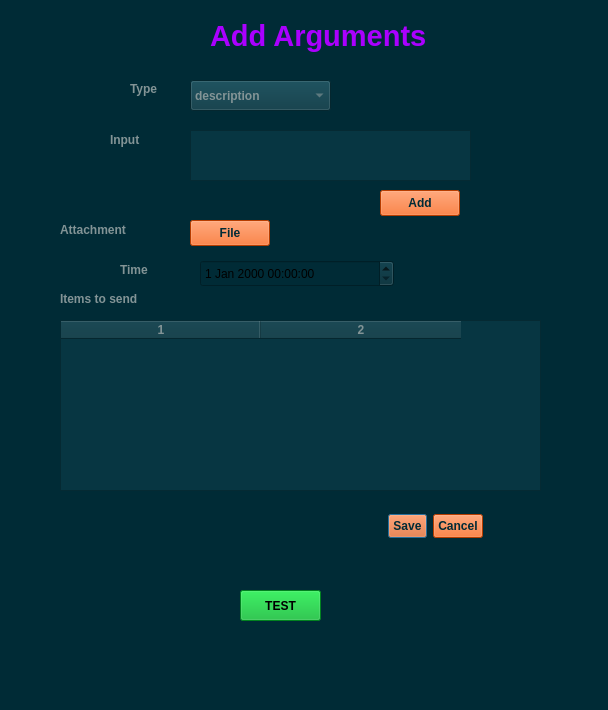
The window that argdialog.ui (StronglogicSolutions/ky_gui) describes before a commit, drawn with Qt 5.
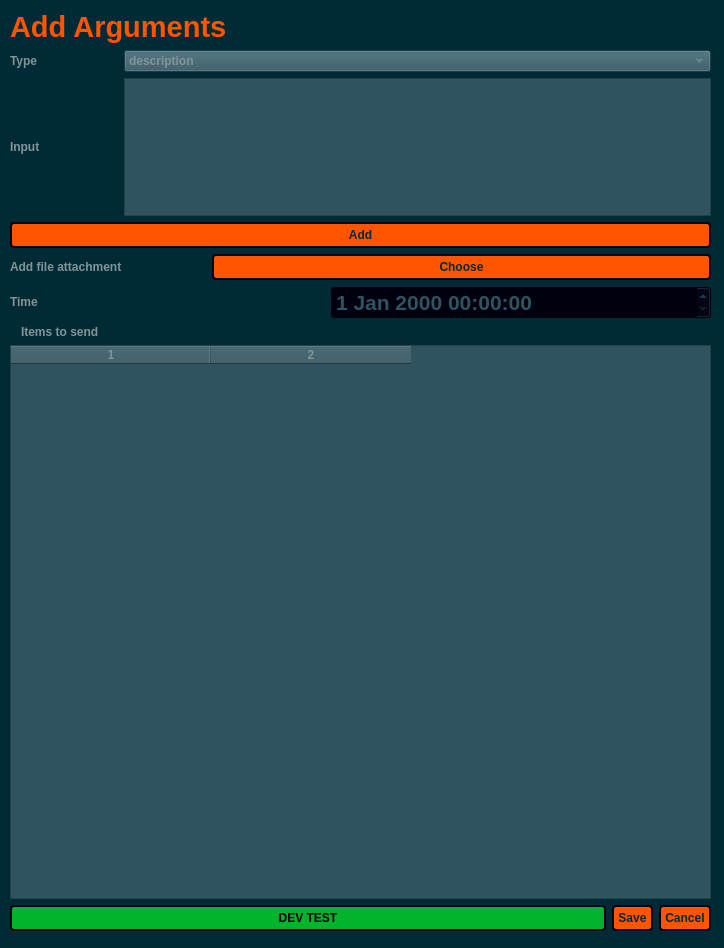
The same window after the commit. Icons and pictures are not drawn.

```diff
--- a/argdialog.ui
+++ b/argdialog.ui
@@ -6,8 +6,8 @@
    <rect>
     <x>0</x>
     <y>0</y>
-    <width>608</width>
-    <height>710</height>
+    <width>724</width>
+    <height>948</height>
    </rect>
   </property>
   <property name="windowTitle">
@@ -21,323 +21,367 @@
    <string notr="true">border-color: rgb(0, 0, 0);
 background-color: rgb(0, 43, 54);</string>
   </property>
-  <widget class="QDialogButtonBox" name="argCommandButtons">
+  <widget class="QWidget" name="verticalLayoutWidget">
    <property name="geometry">
     <rect>
-     <x>330</x>
-     <y>510</y>
-     <width>211</width>
-     <height>32</height>
-    </rect>
-   </property>
-   <property name="sizePolicy">
-    <sizepolicy hsizetype="Fixed" vsizetype="Fixed">
-     <horstretch>0</horstretch>
-     <verstretch>0</verstretch>
-    </sizepolicy>
-   </property>
-   <property name="layoutDirection">
-    <enum>Qt::LeftToRight</enum>
-   </property>
-   <property name="autoFillBackground">
-    <bool>false</bool>
-   </property>
-   <property name="styleSheet">
-    <string notr="true">background-color: rgb(255, 85, 0);
-font: 87 11pt &quot;Noto Sans&quot;;
-color: rgb(0, 43, 54);
-font-weight: 700;
-padding: 4px;</string>
-   </property>
-   <property name="orientation">
-    <enum>Qt::Horizontal</enum>
-   </property>
-   <property name="standardButtons">
-    <set>QDialogButtonBox::Cancel|QDialogButtonBox::Save</set>
-   </property>
-   <property name="centerButtons">
-    <bool>true</bool>
-   </property>
-  </widget>
-  <widget class="QPushButton" name="addArgument">
-   <property name="geometry">
-    <rect>
-     <x>380</x>
-     <y>190</y>
-     <width>80</width>
-     <height>26</height>
-    </rect>
-   </property>
-   <property name="styleSheet">
-    <string notr="true">background-color: rgb(255, 85, 0);
-font: 87 11pt &quot;Noto Sans&quot;;
-color: rgb(0, 43, 54);
-font-weight: 700;
-padding: 4px;</string>
-   </property>
-   <property name="text">
-    <string>Add</string>
-   </property>
-  </widget>
-  <widget class="QLabel" name="argDialogTitle">
-   <property name="geometry">
-    <rect>
-     <x>210</x>
+     <x>10</x>
      <y>10</y>
-     <width>231</width>
-     <height>51</height>
+     <width>701</width>
+     <height>921</height>
     </rect>
    </property>
-   <property name="font">
-    <font>
-     <pointsize>22</pointsize>
-     <weight>75</weight>
-     <bold>true</bold>
-    </font>
-   </property>
-   <property name="styleSheet">
-    <string notr="true">color: rgb(170, 0, 255);</string>
-   </property>
-   <property name="text">
-    <string>Add Arguments</string>
-   </property>
-  </widget>
-  <widget class="QPushButton" name="addFile">
-   <property name="geometry">
-    <rect>
-     <x>190</x>
-     <y>220</y>
-     <width>80</width>
-     <height>26</height>
-    </rect>
-   </property>
-   <property name="styleSheet">
-    <string notr="true">background-color: rgb(255, 85, 0);
-font: 87 11pt &quot;Noto Sans&quot;;
-color: rgb(0, 43, 54);
-font-weight: 700;
-padding: 4px;</string>
-   </property>
-   <property name="text">
-    <string>File</string>
-   </property>
-  </widget>
-  <widget class="QLabel" name="label">
-   <property name="geometry">
-    <rect>
-     <x>60</x>
-     <y>290</y>
-     <width>111</width>
-     <height>18</height>
-    </rect>
-   </property>
-   <property name="styleSheet">
-    <string notr="true">font: 75 11pt &quot;Noto Sans&quot;;
+   <layout class="QVBoxLayout" name="verticalLayout" stretch="0,0,2,0,0,1,0,8,1">
+    <item>
+     <widget class="QLabel" name="argDialogTitle">
+      <property name="font">
+       <font>
+        <pointsize>22</pointsize>
+        <weight>75</weight>
+        <bold>true</bold>
+       </font>
+      </property>
+      <property name="styleSheet">
+       <string notr="true">color: rgb(170, 0, 255);
+color:  rgb(255, 85, 0);
+ qproperty-alignment: 'AlignHCenter';
+</string>
+      </property>
+      <property name="text">
+       <string>Add Arguments</string>
+      </property>
+     </widget>
+    </item>
+    <item>
+     <layout class="QHBoxLayout" name="horizontalLayout">
+      <item>
+       <widget class="QLabel" name="label_2">
+        <property name="sizePolicy">
+         <sizepolicy hsizetype="Fixed" vsizetype="Preferred">
+          <horstretch>2</horstretch>
+          <verstretch>0</verstretch>
+         </sizepolicy>
+        </property>
+        <property name="minimumSize">
+         <size>
+          <width>108</width>
+          <height>0</height>
+         </size>
+        </property>
+        <property name="styleSheet">
+         <string notr="true">font: 75 11pt &quot;Noto Sans&quot;;
 color: rgb(131, 148, 150);
 font-weight: 700;</string>
-   </property>
-   <property name="text">
-    <string>Items to send</string>
-   </property>
-  </widget>
-  <widget class="QTableWidget" name="argList">
-   <property name="geometry">
-    <rect>
-     <x>60</x>
-     <y>320</y>
-     <width>481</width>
-     <height>171</height>
-    </rect>
-   </property>
-   <property name="styleSheet">
-    <string notr="true">font: 87 11pt &quot;Noto Sans&quot;;
-background-color: rgb(7, 54, 66);
+        </property>
+        <property name="text">
+         <string>Type</string>
+        </property>
+       </widget>
+      </item>
+      <item>
+       <widget class="QComboBox" name="argType">
+        <property name="sizePolicy">
+         <sizepolicy hsizetype="MinimumExpanding" vsizetype="Fixed">
+          <horstretch>0</horstretch>
+          <verstretch>0</verstretch>
+         </sizepolicy>
+        </property>
+        <property name="styleSheet">
+         <string notr="true">font: 87 11pt &quot;Noto Sans&quot;;
+background-color: #2f535f;
 color: rgb(131, 148, 150);
 font-weight: 700;
 </string>
-   </property>
-   <property name="columnCount">
-    <number>2</number>
-   </property>
-   <attribute name="horizontalHeaderCascadingSectionResizes">
-    <bool>false</bool>
-   </attribute>
-   <attribute name="horizontalHeaderMinimumSectionSize">
-    <number>100</number>
-   </attribute>
-   <attribute name="horizontalHeaderDefaultSectionSize">
-    <number>200</number>
-   </attribute>
-   <attribute name="verticalHeaderMinimumSectionSize">
-    <number>100</number>
-   </attribute>
-   <attribute name="verticalHeaderDefaultSectionSize">
-    <number>100</number>
-   </attribute>
-   <column/>
-   <column/>
-  </widget>
-  <widget class="QLabel" name="label_2">
-   <property name="geometry">
-    <rect>
-     <x>130</x>
-     <y>80</y>
-     <width>58</width>
-     <height>18</height>
-    </rect>
-   </property>
-   <property name="styleSheet">
-    <string notr="true">font: 75 11pt &quot;Noto Sans&quot;;
+        </property>
+        <item>
+         <property name="text">
+          <string>description</string>
+         </property>
+        </item>
+        <item>
+         <property name="text">
+          <string>hashtag</string>
+         </property>
+        </item>
+        <item>
+         <property name="text">
+          <string>requested by</string>
+         </property>
+        </item>
+        <item>
+         <property name="text">
+          <string>promote/share</string>
+         </property>
+        </item>
+        <item>
+         <property name="text">
+          <string>link/bio</string>
+         </property>
+        </item>
+       </widget>
+      </item>
+     </layout>
+    </item>
+    <item>
+     <layout class="QHBoxLayout" name="horizontalLayout_2">
+      <item>
+       <widget class="QLabel" name="label_3">
+        <property name="minimumSize">
+         <size>
+          <width>108</width>
+          <height>0</height>
+         </size>
+        </property>
+        <property name="styleSheet">
+         <string notr="true">font: 75 11pt &quot;Noto Sans&quot;;
 color: rgb(131, 148, 150);
-font-weight: 700;</string>
-   </property>
-   <property name="text">
-    <string>Type</string>
-   </property>
-  </widget>
-  <widget class="QLabel" name="label_3">
-   <property name="geometry">
-    <rect>
-     <x>110</x>
-     <y>130</y>
-     <width>51</width>
-     <height>20</height>
-    </rect>
-   </property>
-   <property name="styleSheet">
-    <string notr="true">font: 75 11pt &quot;Noto Sans&quot;;
+font-weight: 700;
+ qproperty-alignment: 'AlignVLeft';</string>
+        </property>
+        <property name="text">
+         <string>Input</string>
+        </property>
+       </widget>
+      </item>
+      <item>
+       <widget class="QTextEdit" name="argInput">
+        <property name="styleSheet">
+         <string notr="true">font: 87 11pt &quot;Noto Sans&quot;;
+background-color: #2f535f;
 color: rgb(131, 148, 150);
-font-weight: 700;</string>
-   </property>
-   <property name="text">
-    <string>Input</string>
-   </property>
-  </widget>
-  <widget class="QLabel" name="label_4">
-   <property name="geometry">
-    <rect>
-     <x>60</x>
-     <y>220</y>
-     <width>101</width>
-     <height>20</height>
-    </rect>
-   </property>
-   <property name="styleSheet">
-    <string notr="true">font: 75 11pt &quot;Noto Sans&quot;;
+font-weight: 700;
+</string>
+        </property>
+       </widget>
+      </item>
+     </layout>
+    </item>
+    <item>
+     <widget class="QPushButton" name="addArgument">
+      <property name="styleSheet">
+       <string notr="true">background-color: rgb(255, 85, 0);
+font: 87 11pt &quot;Noto Sans&quot;;
+color: rgb(0, 43, 54);
+font-weight: 700;
+padding: 4px;
+border-style: outset;
+border-width: 2px;
+border-radius: 4px;
+border-color: #00000f;
+min-width: 4em;
+padding: 4px;</string>
+      </property>
+      <property name="text">
+       <string>Add</string>
+      </property>
+     </widget>
+    </item>
+    <item>
+     <layout class="QHBoxLayout" name="horizontalLayout_3">
+      <item alignment="Qt::AlignVCenter">
+       <widget class="QLabel" name="label_4">
+        <property name="sizePolicy">
+         <sizepolicy hsizetype="Fixed" vsizetype="Preferred">
+          <horstretch>0</horstretch>
+          <verstretch>0</verstretch>
+         </sizepolicy>
+        </property>
+        <property name="minimumSize">
+         <size>
+          <width>196</width>
+          <height>0</height>
+         </size>
+        </property>
+        <property name="styleSheet">
+         <string notr="true">font: 75 11pt &quot;Noto Sans&quot;;
 color: rgb(131, 148, 150);
 font-weight: 700;</string>
-   </property>
-   <property name="text">
-    <string>Attachment</string>
-   </property>
-  </widget>
-  <widget class="QTextEdit" name="argInput">
-   <property name="geometry">
-    <rect>
-     <x>190</x>
-     <y>130</y>
-     <width>281</width>
-     <height>51</height>
-    </rect>
-   </property>
-   <property name="styleSheet">
-    <string notr="true">font: 87 11pt &quot;Noto Sans&quot;;
-background-color: rgb(7, 54, 66);
+        </property>
+        <property name="text">
+         <string>Add file attachment</string>
+        </property>
+       </widget>
+      </item>
+      <item>
+       <widget class="QPushButton" name="addFile">
+        <property name="styleSheet">
+         <string notr="true">background-color: rgb(255, 85, 0);
+font: 87 11pt &quot;Noto Sans&quot;;
+color: rgb(0, 43, 54);
+font-weight: 700;
+padding: 4px;
+border-style: outset;
+border-width: 2px;
+border-radius: 4px;
+border-color: #00000f;
+min-width: 4em;
+padding: 4px;</string>
+        </property>
+        <property name="text">
+         <string>Choose</string>
+        </property>
+       </widget>
+      </item>
+     </layout>
+    </item>
+    <item>
+     <layout class="QHBoxLayout" name="horizontalLayout_4">
+      <item alignment="Qt::AlignVCenter">
+       <widget class="QLabel" name="label_5">
+        <property name="sizePolicy">
+         <sizepolicy hsizetype="Fixed" vsizetype="Preferred">
+          <horstretch>0</horstretch>
+          <verstretch>0</verstretch>
+         </sizepolicy>
+        </property>
+        <property name="minimumSize">
+         <size>
+          <width>52</width>
+          <height>0</height>
+         </size>
+        </property>
+        <property name="styleSheet">
+         <string notr="true">font: 75 11pt &quot;Noto Sans&quot;;
 color: rgb(131, 148, 150);
 font-weight: 700;
-</string>
-   </property>
-  </widget>
-  <widget class="QLabel" name="label_5">
-   <property name="geometry">
-    <rect>
-     <x>120</x>
-     <y>260</y>
-     <width>41</width>
-     <height>20</height>
-    </rect>
-   </property>
-   <property name="styleSheet">
-    <string notr="true">font: 75 11pt &quot;Noto Sans&quot;;
+ qproperty-alignment: 'AlignHCenter';</string>
+        </property>
+        <property name="text">
+         <string>Time</string>
+        </property>
+       </widget>
+      </item>
+      <item alignment="Qt::AlignRight">
+       <widget class="QDateTimeEdit" name="dateTime">
+        <property name="sizePolicy">
+         <sizepolicy hsizetype="MinimumExpanding" vsizetype="Fixed">
+          <horstretch>0</horstretch>
+          <verstretch>0</verstretch>
+         </sizepolicy>
+        </property>
+        <property name="minimumSize">
+         <size>
+          <width>380</width>
+          <height>0</height>
+         </size>
+        </property>
+        <property name="styleSheet">
+         <string notr="true">background-color: #00000f;
+color: #2f535f;
+font-weight: 700;
+font-size: 16pt;</string>
+        </property>
+       </widget>
+      </item>
+     </layout>
+    </item>
+    <item alignment="Qt::AlignLeft">
+     <widget class="QLabel" name="label">
+      <property name="styleSheet">
+       <string notr="true">font: 75 11pt &quot;Noto Sans&quot;;
 color: rgb(131, 148, 150);
-font-weight: 700;</string>
-   </property>
-   <property name="text">
-    <string>Time</string>
-   </property>
-  </widget>
-  <widget class="QDateTimeEdit" name="dateTime">
-   <property name="geometry">
-    <rect>
-     <x>200</x>
-     <y>260</y>
-     <width>194</width>
-     <height>27</height>
-    </rect>
-   </property>
-  </widget>
-  <widget class="QComboBox" name="argType">
-   <property name="geometry">
-    <rect>
-     <x>190</x>
-     <y>80</y>
-     <width>141</width>
-     <height>31</height>
-    </rect>
-   </property>
-   <property name="styleSheet">
-    <string notr="true">font: 87 11pt &quot;Noto Sans&quot;;
-background-color: rgb(7, 54, 66);
+font-weight: 700;
+padding-left: 8px;</string>
+      </property>
+      <property name="text">
+       <string>Items to send</string>
+      </property>
+     </widget>
+    </item>
+    <item>
+     <widget class="QTableWidget" name="argList">
+      <property name="styleSheet">
+       <string notr="true">font: 87 11pt &quot;Noto Sans&quot;;
+background-color: #2f535f;
 color: rgb(131, 148, 150);
 font-weight: 700;
 </string>
-   </property>
-   <item>
-    <property name="text">
-     <string>description</string>
-    </property>
-   </item>
-   <item>
-    <property name="text">
-     <string>hashtag</string>
-    </property>
-   </item>
-   <item>
-    <property name="text">
-     <string>requested by</string>
-    </property>
-   </item>
-   <item>
-    <property name="text">
-     <string>promote/share</string>
-    </property>
-   </item>
-   <item>
-    <property name="text">
-     <string>link/bio</string>
-    </property>
-   </item>
-  </widget>
-  <widget class="QPushButton" name="devTestButton">
-   <property name="geometry">
-    <rect>
-     <x>240</x>
-     <y>590</y>
-     <width>81</width>
-     <height>31</height>
-    </rect>
-   </property>
-   <property name="styleSheet">
-    <string notr="true">background-color: rgb(130, 255, 121);
+      </property>
+      <property name="columnCount">
+       <number>2</number>
+      </property>
+      <attribute name="horizontalHeaderCascadingSectionResizes">
+       <bool>false</bool>
+      </attribute>
+      <attribute name="horizontalHeaderMinimumSectionSize">
+       <number>100</number>
+      </attribute>
+      <attribute name="horizontalHeaderDefaultSectionSize">
+       <number>200</number>
+      </attribute>
+      <attribute name="verticalHeaderMinimumSectionSize">
+       <number>100</number>
+      </attribute>
+      <attribute name="verticalHeaderDefaultSectionSize">
+       <number>100</number>
+      </attribute>
+      <column/>
+      <column/>
+     </widget>
+    </item>
+    <item>
+     <layout class="QHBoxLayout" name="horizontalLayout_5">
+      <item>
+       <widget class="QPushButton" name="devTestButton">
+        <property name="styleSheet">
+         <string notr="true">background-color: rgb(130, 255, 121);
 background-color: rgb(2, 180, 43);
 font: 87 11pt &quot;Noto Sans&quot;;
 color: rgb(0, 0, 0);
 font-weight: 700;
+padding: 4px;
+border-style: outset;
+border-width: 2px;
+border-radius: 4px;
+border-color: #00000f;
+min-width: 4em;
 padding: 4px;</string>
-   </property>
-   <property name="text">
-    <string>TEST</string>
-   </property>
+        </property>
+        <property name="text">
+         <string>DEV TEST</string>
+        </property>
+       </widget>
+      </item>
+      <item>
+       <widget class="QDialogButtonBox" name="argCommandButtons">
+        <property name="sizePolicy">
+         <sizepolicy hsizetype="Fixed" vsizetype="Fixed">
+          <horstretch>0</horstretch>
+          <verstretch>0</verstretch>
+         </sizepolicy>
+        </property>
+        <property name="layoutDirection">
+         <enum>Qt::LeftToRight</enum>
+        </property>
+        <property name="autoFillBackground">
+         <bool>false</bool>
+        </property>
+        <property name="styleSheet">
+         <string notr="true">background-color: rgb(255, 85, 0);
+font: 87 11pt &quot;Noto Sans&quot;;
+color: rgb(0, 43, 54);
+font-weight: 700;
+padding: 4px;
+border-style: outset;
+border-width: 2px;
+border-radius: 4px;
+border-color: #00000f;
+min-width: 4em;
+padding: 4px;</string>
+        </property>
+        <property name="orientation">
+         <enum>Qt::Horizontal</enum>
+        </property>
+        <property name="standardButtons">
+         <set>QDialogButtonBox::Cancel|QDialogButtonBox::Save</set>
+        </property>
+        <property name="centerButtons">
+         <bool>true</bool>
+        </property>
+       </widget>
+      </item>
+     </layout>
+    </item>
+   </layout>
   </widget>
  </widget>
  <resources/>
```
